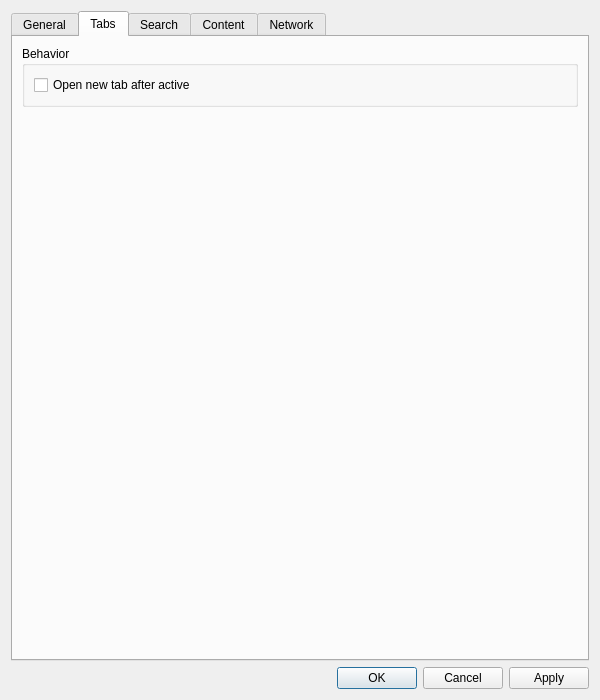
Old version of the form src/libs/ui/settingsdialog.ui in the repository zealdocs/zeal.
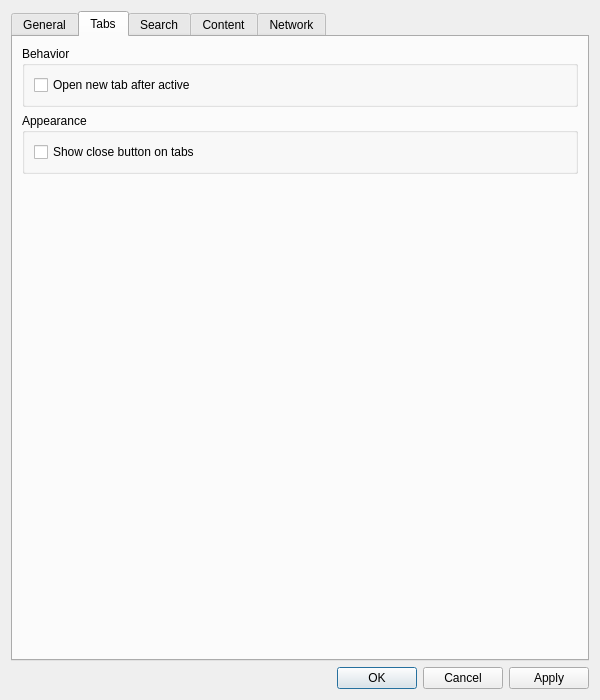
New version of the form. The open tabs and pages were chosen to show the change. Custom widgets are drawn as their Qt base class.

Commit message:
feat(ui): add option to hide tab close button (#1831)
Fixes #1545.

What changed in the file:
```diff
--- a/src/libs/ui/settingsdialog.ui
+++ b/src/libs/ui/settingsdialog.ui
@@ -184,6 +184,22 @@
          </layout>
         </widget>
        </item>
+       <item>
+        <widget class="QGroupBox" name="tabsAppearanceGroupBox">
+         <property name="title">
+          <string>Appearance</string>
+         </property>
+         <layout class="QVBoxLayout" name="verticalLayout_18">
+          <item>
+           <widget class="QCheckBox" name="showTabCloseButton">
+            <property name="text">
+             <string>Show close button on tabs</string>
+            </property>
+           </widget>
+          </item>
+         </layout>
+        </widget>
+       </item>
        <item>
         <spacer name="verticalSpacer_5">
          <property name="orientation">
```
The commit also changes 4 other files.
